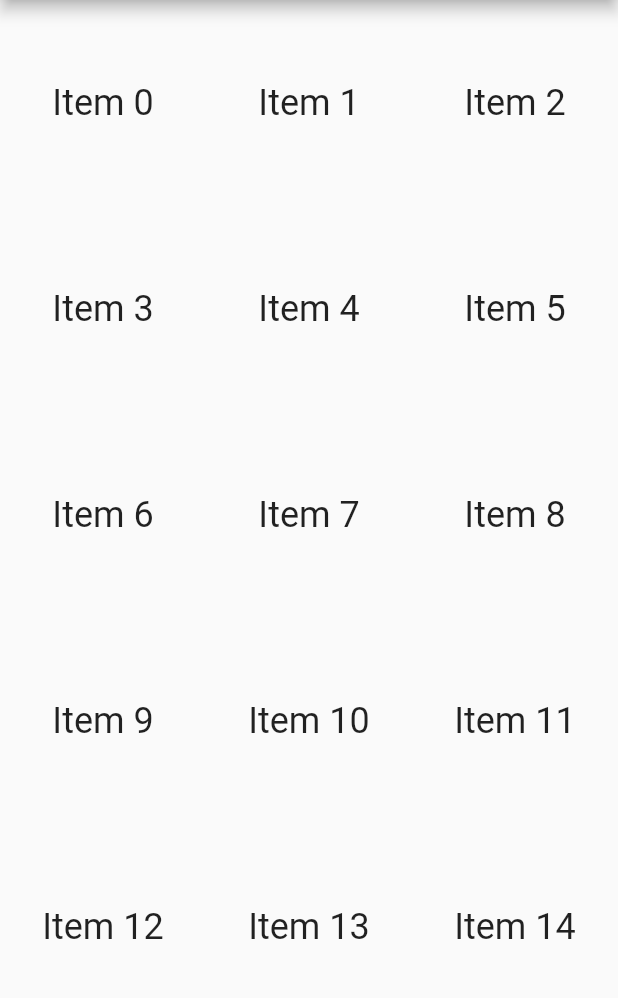
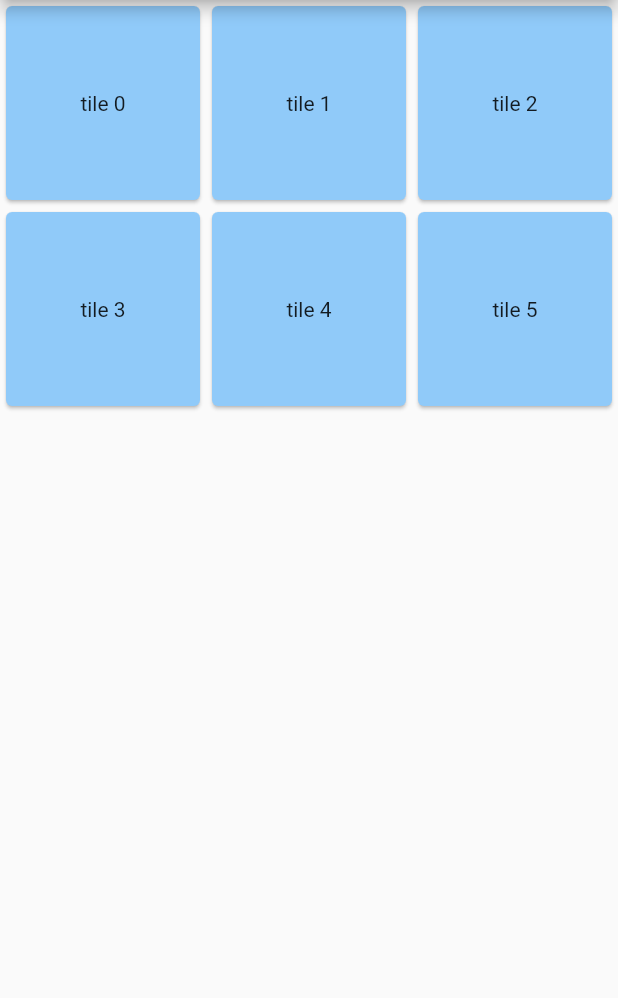
Before and after one commit to jhsavely/SmartWaistBag, a Flutter app: the screen it shows after launch, on a phone screen of 412 x 824 dp, the part 84-1082 px from its top. Run offline on Flutter 3.47's test engine with Material 2 defaults, Android fonts, the phone set to English and light mode, and no system bars.

Commit message:
separated classes

```diff
--- a/lib/main.dart
+++ b/lib/main.dart
@@ -7,33 +7,38 @@ void main() {
 class MyApp extends StatelessWidget {
   @override
   Widget build(BuildContext context) {
-    final title = 'smartwaistbag';
-
     return MaterialApp(
-      title: title,
+      debugShowCheckedModeBanner: false,
       theme: new ThemeData(
           primaryTextTheme: TextTheme(title: TextStyle(color: Colors.blue))),
-      home: Scaffold(
+      home: new MyHomePage(),
+    );
+  }
+}
+
+class MyHomePage extends StatelessWidget{
+  @override
+  Widget build(BuildContext context){
+    return new Scaffold(
+
       appBar: AppBar(
         backgroundColor: Colors.white,
-          title: Text(title),
+        title: Text('smartwaistbag'),
         centerTitle: true,
       ),
-        body: GridView.count(
-          // Create a grid with 2 columns. If you change the scrollDirection to
-          // horizontal, this produces 2 rows.
+      body: new GridView.count(
         crossAxisCount: 3,
-          // Generates  widgets that display their index in the List.
-          children: List.generate(15, (index) {
-            return Center(
-              child: Text(
-                'Item $index',
-                style: Theme.of(context).textTheme.headline,
+        children: new List<Widget>.generate(6, (index) {
+          return new GridTile(
+            child: new Card(
+                color: Colors.blue.shade200,
+                child: new Center(
+                  child: new Text('tile $index'),
+                )
             ),
           );
         }),
       ),
-      ),
     );
   }
 }
```
Lines whose indentation alone changed are shown as unchanged.
